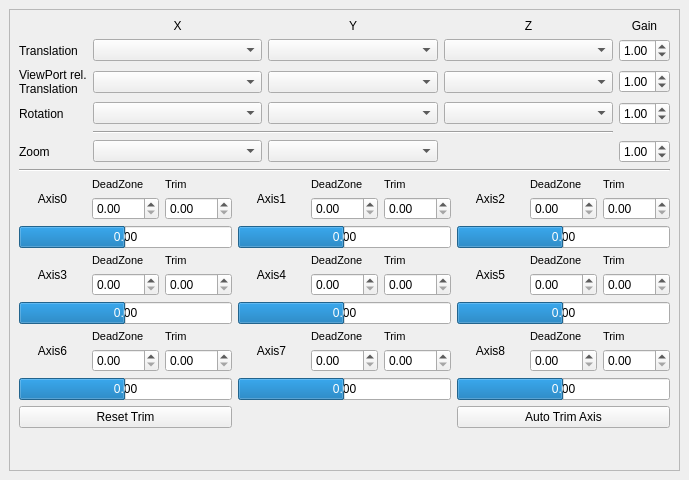
First picture: the form in src/input/AxisConfigWidget.ui, repository openscad/openscad, before the edit.
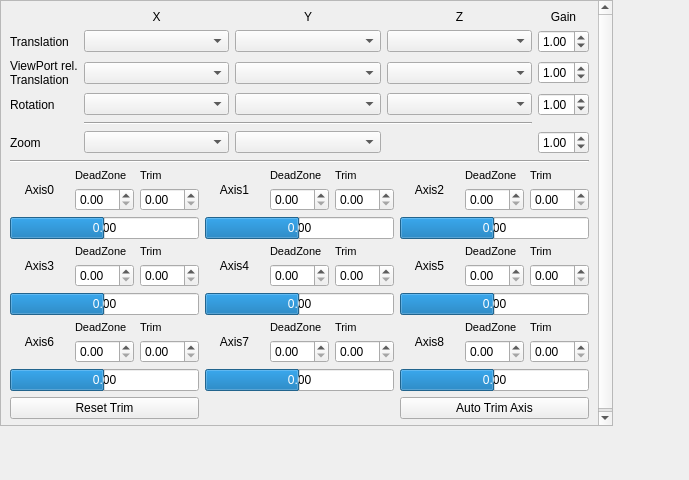
Second picture: the form after the edit. Custom widgets are drawn as their Qt base class.

```diff
--- a/src/input/AxisConfigWidget.ui
+++ b/src/input/AxisConfigWidget.ui
@@ -1,7 +1,7 @@
 <?xml version="1.0" encoding="UTF-8"?>
 <ui version="4.0">
  <class>Axis</class>
- <widget class="QMainWindow" name="Axis">
+ <widget class="QWidget" name="Axis">
   <property name="geometry">
    <rect>
     <x>0</x>
@@ -19,10 +19,18 @@
   <property name="windowTitle">
    <string>Preferences</string>
   </property>
-  <property name="unifiedTitleAndToolBarOnMac">
+  <property name="unifiedTitleAndToolBarOnMac" stdset="0">
    <bool>true</bool>
   </property>
-  <widget class="AxisConfigWidget" name="centralwidget">
+  <widget class="QWidget" name="centralwidget" native="true">
+   <property name="geometry">
+    <rect>
+     <x>0</x>
+     <y>0</y>
+     <width>613</width>
+     <height>426</height>
+    </rect>
+   </property>
    <layout class="QGridLayout" name="gridLayout_6">
     <item row="0" column="0">
      <widget class="QScrollArea" name="scrollArea_InputAxis">
@@ -34,7 +42,7 @@
         <rect>
          <x>0</x>
          <y>0</y>
-         <width>655</width>
+         <width>593</width>
          <height>479</height>
         </rect>
        </property>
@@ -1003,14 +1011,6 @@
    </layout>
   </widget>
  </widget>
- <customwidgets>
-  <customwidget>
-   <class>AxisConfigWidget</class>
-   <extends>QWidget</extends>
-   <header>input/AxisConfigWidget.h</header>
-   <container>1</container>
-  </customwidget>
- </customwidgets>
  <resources/>
  <connections/>
 </ui>
```
